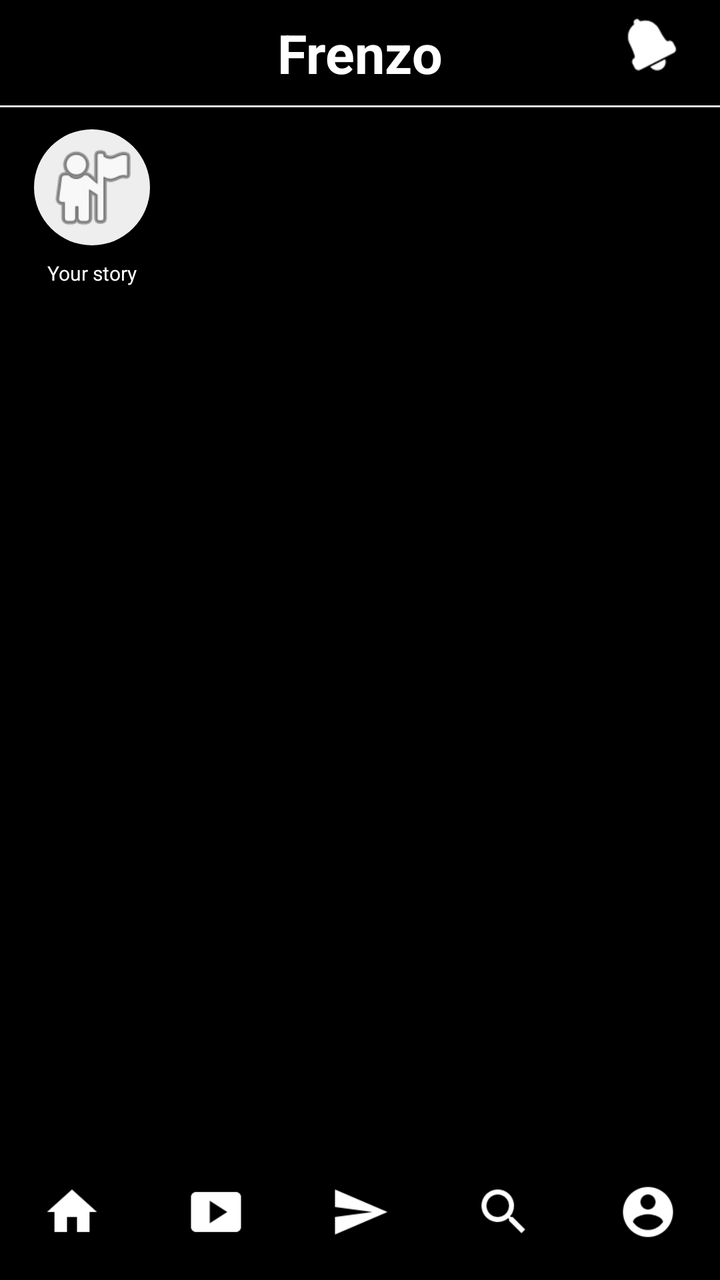
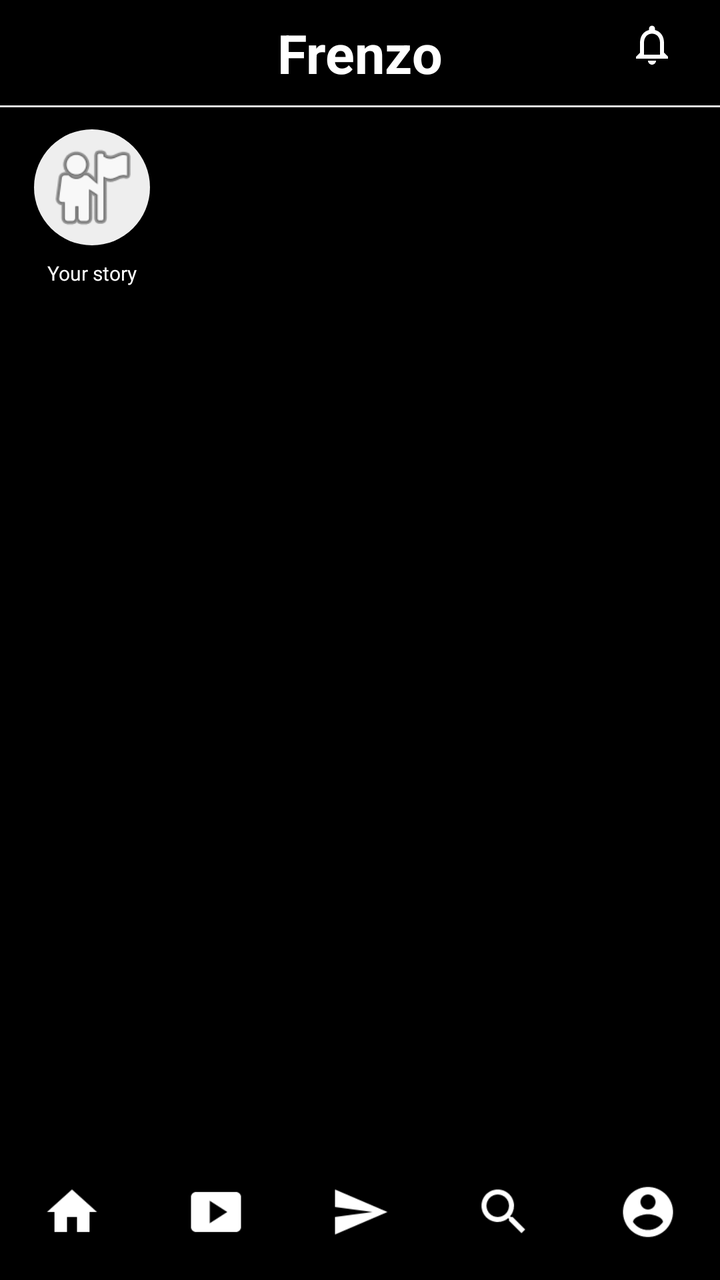

Two renders of the same Android screen: before a commit and after it. Below are the layout's source before the change and the commit's diff.
<!-- AndroidManifest.xml: application theme Theme.Login -->
<!-- res/layout/activity_homepage.xml -->
<?xml version="1.0" encoding="utf-8"?>
<androidx.constraintlayout.widget.ConstraintLayout
    xmlns:android="http://schemas.android.com/apk/res/android"
    xmlns:app="http://schemas.android.com/apk/res-auto"
    xmlns:tools="http://schemas.android.com/tools"

    android:layout_width="match_parent"
    android:layout_height="match_parent"

    android:background="@color/black"

    tools:context=".homepage">


    
    
    

    <androidx.constraintlayout.widget.ConstraintLayout
        android:id="@+id/appContainer"

        android:layout_width="match_parent"
        android:layout_height="match_parent"

        android:background="@color/black"

        app:layout_constraintTop_toTopOf="parent"
        app:layout_constraintBottom_toBottomOf="parent"
        app:layout_constraintStart_toStartOf="parent"
        app:layout_constraintEnd_toEndOf="parent">


        
        
        

        <TextView
            android:id="@+id/tvLogo"

            android:layout_width="wrap_content"
            android:layout_height="wrap_content"

            android:layout_marginTop="12dp"

            android:fontFamily="sans-serif"

            android:text="Frenzo"

            android:textColor="@color/white"
            android:textSize="27sp"
            android:textStyle="bold"

            android:includeFontPadding="false"

            app:layout_constraintTop_toTopOf="parent"
            app:layout_constraintStart_toStartOf="parent"
            app:layout_constraintEnd_toEndOf="parent" />


        
        
        

        <FrameLayout
            android:id="@+id/notificationContainer"

            android:layout_width="52dp"
            android:layout_height="52dp"

            android:layout_marginEnd="8dp"

            android:clickable="true"
            android:focusable="true"

            android:foreground="?attr/selectableItemBackgroundBorderless"

            app:layout_constraintTop_toTopOf="parent"
            app:layout_constraintBottom_toBottomOf="@id/tvLogo"
            app:layout_constraintEnd_toEndOf="parent">


            

            <ImageButton
                android:id="@+id/btnNotifications"

                android:layout_width="match_parent"
                android:layout_height="match_parent"

                android:background="@android:color/transparent"

                android:contentDescription="Notifications"

                android:padding="13dp"

                android:scaleType="centerInside"

                android:src="@android:drawable/ic_popup_reminder"

                app:tint="#FFFFFF" />


            
            
            

            <TextView
                android:id="@+id/notificationBadge"

                android:layout_width="20dp"
                android:layout_height="20dp"

                android:layout_gravity="top|end"

                android:layout_marginTop="3dp"
                android:layout_marginEnd="2dp"

                android:background="@drawable/notification_badge"

                android:gravity="center"

                android:maxLines="1"

                android:text="0"

                android:textColor="@color/white"

                android:textSize="10sp"

                android:textStyle="bold"

                android:visibility="gone" />

        </FrameLayout>


        
        
        

        <View
            android:id="@+id/headerLine"

            android:layout_width="0dp"
            android:layout_height="1dp"

            android:layout_marginTop="9dp"

            android:background="#E4E4E4"

            app:layout_constraintTop_toBottomOf="@id/tvLogo"
            app:layout_constraintStart_toStartOf="parent"
            app:layout_constraintEnd_toEndOf="parent" />


        
        
        

        <androidx.core.widget.NestedScrollView
            android:layout_width="0dp"
            android:layout_height="0dp"
            android:fillViewport="true"
            android:overScrollMode="never"
            app:layout_constraintTop_toBottomOf="@id/headerLine"
            app:layout_constraintBottom_toTopOf="@id/bottomNavigation"
            app:layout_constraintStart_toStartOf="parent"
            app:layout_constraintEnd_toEndOf="parent">

            <LinearLayout
                android:layout_width="match_parent"
                android:layout_height="wrap_content"
                android:orientation="vertical">

                
                <HorizontalScrollView
                    android:id="@+id/storyScroll"
                    android:layout_width="match_parent"
                    android:layout_height="104dp"
                    android:contentDescription="Stories"
                    android:fillViewport="false"
                    android:overScrollMode="never"
                    android:scrollbars="none">

                    <LinearLayout
                        android:id="@+id/storyRow"
                        android:layout_width="wrap_content"
                        android:layout_height="match_parent"
                        android:gravity="center_vertical"
                        android:orientation="horizontal"
                        android:paddingStart="14dp"
                        android:paddingEnd="14dp">

                        
                        <FrameLayout
                            android:id="@+id/btnYourstory"
                            android:layout_width="64dp"
                            android:layout_height="82dp"
                            android:layout_marginEnd="12dp"
                            android:clickable="true"
                            android:focusable="true"
                            android:foreground="?attr/selectableItemBackgroundBorderless">

                            <ImageView
                                android:layout_width="58dp"
                                android:layout_height="58dp"
                                android:layout_gravity="top|center_horizontal"
                                android:background="@drawable/profile_circle"
                                android:contentDescription="Your story"
                                android:padding="4dp"
                                android:scaleType="centerCrop"
                                android:src="@android:drawable/ic_menu_myplaces" />

                            <TextView
                                android:layout_width="64dp"
                                android:layout_height="20dp"
                                android:layout_gravity="bottom|center_horizontal"
                                android:gravity="center"
                                android:maxLines="1"
                                android:ellipsize="end"
                                android:text="Your story"
                                android:textColor="@color/white"
                                android:textSize="10sp" />
                        </FrameLayout>
                    </LinearLayout>
                </HorizontalScrollView>

                
                <androidx.recyclerview.widget.RecyclerView
                    android:id="@+id/postRecyclerView"
                    android:layout_width="match_parent"
                    android:layout_height="wrap_content"
                    android:clipToPadding="false"
                    android:contentDescription="Posts"
                    android:nestedScrollingEnabled="false"
                    android:overScrollMode="never"
                    android:paddingStart="8dp"
                    android:paddingTop="4dp"
                    android:paddingEnd="8dp"
                    android:paddingBottom="14dp" />

            </LinearLayout>
        </androidx.core.widget.NestedScrollView>

        <LinearLayout
            android:id="@+id/bottomNavigation"

            android:layout_width="0dp"
            android:layout_height="68dp"

            android:background="#000000"

            android:elevation="10dp"

            android:gravity="center_vertical"

            android:orientation="horizontal"

            app:layout_constraintBottom_toBottomOf="parent"
            app:layout_constraintStart_toStartOf="parent"
            app:layout_constraintEnd_toEndOf="parent">


            

            <ImageButton
                android:id="@+id/btnHome"

                android:layout_width="0dp"
                android:layout_height="match_parent"

                android:layout_weight="1"

                android:background="@android:color/transparent"

                android:contentDescription="Home"

                android:padding="0dp"

                android:scaleType="centerInside"

                android:scaleX="1.25"
                android:scaleY="1.25"

                android:src="@drawable/home"

                app:tint="#FFFFFF" />


            

            <ImageButton
                android:id="@+id/btnCreate"

                android:layout_width="0dp"
                android:layout_height="match_parent"

                android:layout_weight="1"

                android:background="@android:color/transparent"

                android:contentDescription="Create"

                android:padding="0dp"

                android:scaleType="centerInside"

                android:scaleX="1.25"
                android:scaleY="1.25"

                android:src="@drawable/play"

                app:tint="#FFFFFF" />


            

            <ImageButton
                android:id="@+id/btnMessage"

                android:layout_width="0dp"
                android:layout_height="match_parent"

                android:layout_weight="1"

                android:background="@android:color/transparent"

                android:contentDescription="Messages"

                android:padding="0dp"

                android:scaleType="centerInside"

                android:scaleX="1.25"
                android:scaleY="1.25"

                android:src="@drawable/chat"

                app:tint="#FFFFFF" />


            

            <ImageButton
                android:id="@+id/btnSearch"

                android:layout_width="0dp"
                android:layout_height="match_parent"

                android:layout_weight="1"

                android:background="@android:color/transparent"

                android:contentDescription="Search"

                android:padding="0dp"

                android:scaleType="centerInside"

                android:scaleX="1.25"
                android:scaleY="1.25"

                android:src="@drawable/search"

                app:tint="#FFFFFF" />


            

            <ImageButton
                android:id="@+id/btnProfile"

                android:layout_width="0dp"
                android:layout_height="match_parent"

                android:layout_weight="1"

                android:background="@android:color/transparent"

                android:contentDescription="Profile"

                android:padding="0dp"

                android:scaleType="centerInside"

                android:scaleX="1.25"
                android:scaleY="1.25"

                android:src="@drawable/account"

                app:tint="#FFFFFF" />

        </LinearLayout>

    </androidx.constraintlayout.widget.ConstraintLayout>

</androidx.constraintlayout.widget.ConstraintLayout>
<!-- resources referenced by this layout -->
<resources>
  <color name="black">#FF000000</color>
  <color name="white">#FFFFFFFF</color>
  <!-- drawable account (drawable) -->
  <vector xmlns:android="http://schemas.android.com/apk/res/android" android:height="24dp" android:tint="#000000" android:viewportHeight="24" android:viewportWidth="24" android:width="24dp">
        
      <path android:fillColor="@android:color/white" android:pathData="M12,2C6.48,2 2,6.48 2,12s4.48,10 10,10 10,-4.48 10,-10S17.52,2 12,2zM12,5c1.66,0 3,1.34 3,3s-1.34,3 -3,3 -3,-1.34 -3,-3 1.34,-3 3,-3zM12,19.2c-2.5,0 -4.71,-1.28 -6,-3.22 0.03,-1.99 4,-3.08 6,-3.08 1.99,0 5.97,1.09 6,3.08 -1.29,1.94 -3.5,3.22 -6,3.22z"/>
      
  </vector>
  <!-- drawable chat (drawable) -->
  <vector xmlns:android="http://schemas.android.com/apk/res/android" android:autoMirrored="true" android:height="24dp" android:tint="#000000" android:viewportHeight="24" android:viewportWidth="24" android:width="24dp">
        
      <path android:fillColor="@android:color/white" android:pathData="M2.01,21L23,12 2.01,3 2,10l15,2 -15,2z"/>
      
  </vector>
  <!-- drawable home (drawable) -->
  <vector xmlns:android="http://schemas.android.com/apk/res/android" android:height="24dp" android:tint="#000000" android:viewportHeight="24" android:viewportWidth="24" android:width="24dp">
        
      <path android:fillColor="@android:color/white" android:pathData="M10,20v-6h4v6h5v-8h3L12,3 2,12h3v8z"/>
      
  </vector>
  <!-- drawable notification_badge (drawable) -->
  <?xml version="1.0" encoding="utf-8"?>
  <shape xmlns:android="http://schemas.android.com/apk/res/android"
      android:shape="oval">
  
      <solid android:color="#FF1744" />
  
  </shape>
  <!-- drawable play (drawable) -->
  <vector xmlns:android="http://schemas.android.com/apk/res/android" android:height="24dp" android:tint="#000000" android:viewportHeight="24" android:viewportWidth="24" android:width="24dp">
        
      <path android:fillColor="@android:color/white" android:pathData="M20,4H4C2.9,4 2,4.9 2,6v12c0,1.1 0.9,2 2,2h16c1.1,0 2,-0.9 2,-2V6C22,4.9 21.1,4 20,4zM9.5,16.5v-9l7,4.5L9.5,16.5z"/>
      
  </vector>
  <!-- drawable profile_circle (drawable) -->
  <?xml version="1.0" encoding="utf-8"?>
  <shape xmlns:android="http://schemas.android.com/apk/res/android"
      android:shape="oval">
  
      <solid android:color="#EEEEEE"/>
  
  </shape>
  <!-- drawable search (drawable) -->
  <vector xmlns:android="http://schemas.android.com/apk/res/android" android:height="24dp" android:tint="#000000" android:viewportHeight="24" android:viewportWidth="24" android:width="24dp">
        
      <path android:fillColor="@android:color/white" android:pathData="M15.5,14h-0.79l-0.28,-0.27C15.41,12.59 16,11.11 16,9.5 16,5.91 13.09,3 9.5,3S3,5.91 3,9.5 5.91,16 9.5,16c1.61,0 3.09,-0.59 4.23,-1.57l0.27,0.28v0.79l5,4.99L20.49,19l-4.99,-5zM9.5,14C7.01,14 5,11.99 5,9.5S7.01,5 9.5,5 14,7.01 14,9.5 11.99,14 9.5,14z"/>
      
  </vector>
  <style name="Theme.Login" parent="Base.Theme.Login" />
  <style name="Base.Theme.Login" parent="Theme.Material3.DayNight.NoActionBar">
          
          
      </style>
</resources>

<!-- the commit's change to res/layout/activity_homepage.xml (unified diff, before → after) -->
@@ -81,6 +81,11 @@
 
             
 
+
+            
+            
+            
+
             <ImageButton
                 android:id="@+id/btnNotifications"
 
@@ -95,14 +100,9 @@
 
                 android:scaleType="centerInside"
 
-                android:src="@android:drawable/ic_popup_reminder"
+                android:src="@drawable/ic_notification_bell"
 
                 app:tint="#FFFFFF" />
-
-
-            
-            
-            
 
             <TextView
                 android:id="@+id/notificationBadge"
@@ -315,8 +315,47 @@
 
             
 
+            <FrameLayout
+                android:layout_width="0dp"
+                android:layout_height="match_parent"
+                android:layout_weight="1">
+
+                <ImageButton
+                    android:id="@+id/btnMessage"
+                    android:layout_width="match_parent"
+                    android:layout_height="match_parent"
+                    android:background="@android:color/transparent"
+                    android:contentDescription="Messages"
+                    android:padding="0dp"
+                    android:scaleType="centerInside"
+                    android:scaleX="1.25"
+                    android:scaleY="1.25"
+                    android:src="@drawable/chat"
+                    app:tint="#FFFFFF" />
+
+                <TextView
+                    android:id="@+id/btnMessageBadge"
+                    android:layout_width="18dp"
+                    android:layout_height="18dp"
+                    android:layout_gravity="top|center_horizontal"
+                    android:layout_marginStart="14dp"
+                    android:layout_marginTop="8dp"
+                    android:background="@drawable/notification_badge"
+                    android:gravity="center"
+                    android:maxLines="1"
+                    android:text="0"
+                    android:textColor="#FFFFFF"
+                    android:textSize="10sp"
+                    android:textStyle="bold"
+                    android:visibility="gone" />
+
+            </FrameLayout>
+
+
+            
+
             <ImageButton
-                android:id="@+id/btnMessage"
+                android:id="@+id/btnSearch"
 
                 android:layout_width="0dp"
                 android:layout_height="match_parent"
@@ -325,7 +364,7 @@
 
                 android:background="@android:color/transparent"
 
-                android:contentDescription="Messages"
+                android:contentDescription="Search"
 
                 android:padding="0dp"
 
@@ -334,7 +373,7 @@
                 android:scaleX="1.25"
                 android:scaleY="1.25"
 
-                android:src="@drawable/chat"
+                android:src="@drawable/search"
 
                 app:tint="#FFFFFF" />
 
@@ -342,7 +381,7 @@
             
 
             <ImageButton
-                android:id="@+id/btnSearch"
+                android:id="@+id/btnProfile"
 
                 android:layout_width="0dp"
                 android:layout_height="match_parent"
@@ -351,7 +390,7 @@
 
                 android:background="@android:color/transparent"
 
-                android:contentDescription="Search"
+                android:contentDescription="Profile"
 
                 android:padding="0dp"
 
@@ -360,36 +399,10 @@
                 android:scaleX="1.25"
                 android:scaleY="1.25"
 
-                android:src="@drawable/search"
+                android:src="@drawable/account"
 
                 app:tint="#FFFFFF" />
 
-
-            
-
-            <ImageButton
-                android:id="@+id/btnProfile"
-
-                android:layout_width="0dp"
-                android:layout_height="match_parent"
-
-                android:layout_weight="1"
-
-                android:background="@android:color/transparent"
-
-                android:contentDescription="Profile"
-
-                android:padding="0dp"
-
-                android:scaleType="centerInside"
-
-                android:scaleX="1.25"
-                android:scaleY="1.25"
-
-                android:src="@drawable/account"
-
-                app:tint="#FFFFFF" />
-
         </LinearLayout>
 
     </androidx.constraintlayout.widget.ConstraintLayout>
<!-- resource entries referenced after the edit -->
@@ -19,6 +19,16 @@
         
       <path android:fillColor="@android:color/white" android:pathData="M10,20v-6h4v6h5v-8h3L12,3 2,12h3v8z"/>
       
+  </vector>
+  <!-- drawable ic_notification_bell (drawable) -->
+  <vector xmlns:android="http://schemas.android.com/apk/res/android"
+      android:width="24dp"
+      android:height="24dp"
+      android:viewportWidth="24"
+      android:viewportHeight="24">
+    <path
+        android:fillColor="#FFFFFF"
+        android:pathData="M12,22c1.1,0 2,-0.9 2,-2h-4c0,1.1 0.89,2 2,2zM18,16v-5c0,-3.07 -1.63,-5.64 -4.5,-6.32V4c0,-0.83 -0.67,-1.5 -1.5,-1.5s-1.5,0.67 -1.5,1.5v0.68C7.64,5.36 6,7.92 6,11v5l-2,2v1h16v-1l-2,-2zM16,17H8v-6c0,-2.48 1.51,-4.5 4,-4.5s4,2.02 4,4.5v6z"/>
   </vector>
   <!-- drawable notification_badge (drawable) -->
   <?xml version="1.0" encoding="utf-8"?>
